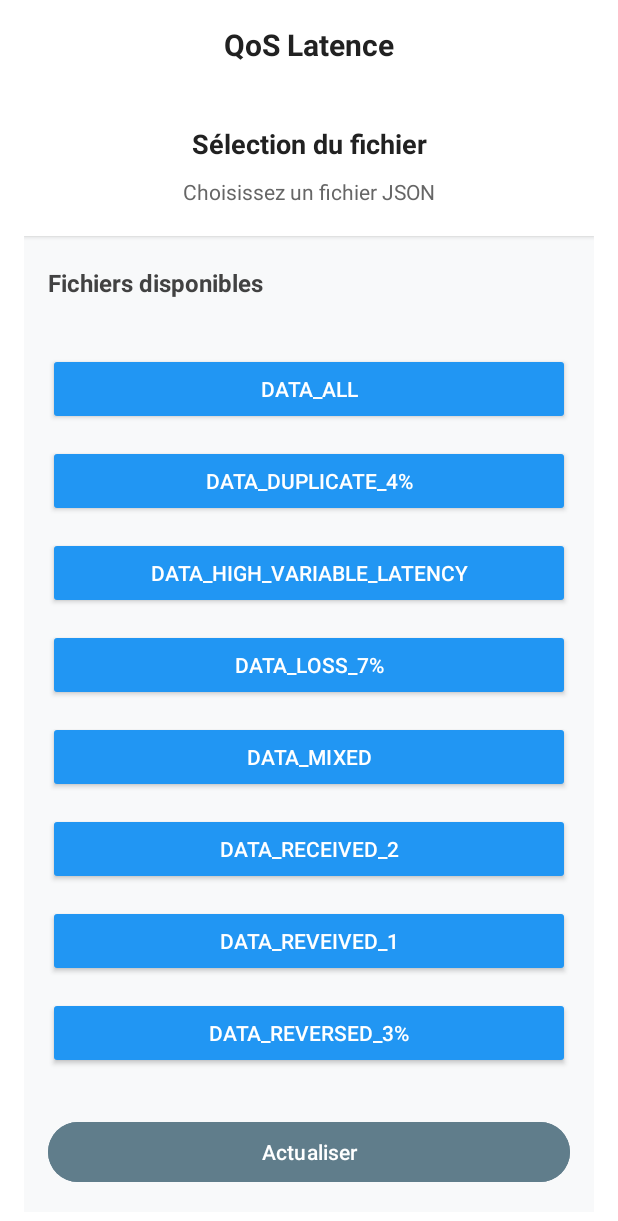
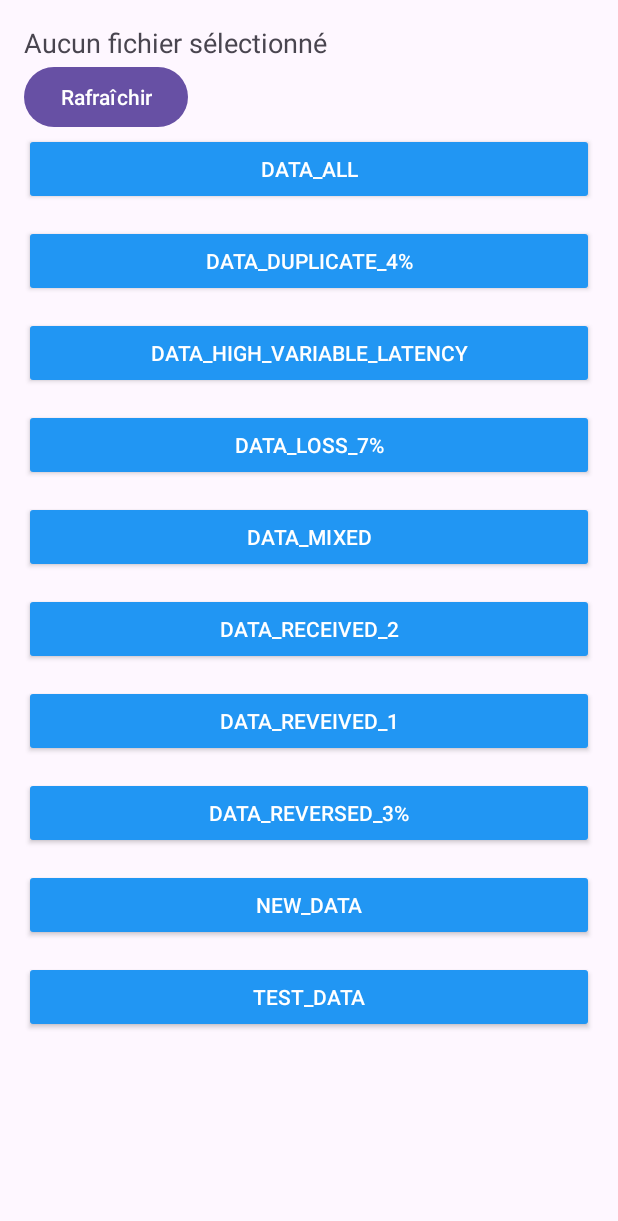
Before and after one commit to abakar-oumar-abdallah/qos-latency-analyzer, an Android app: the screen it shows after launch (MainActivity), on a phone screen of 412 x 824 dp. Shown: the top 1221 px of the screen. Run offline under Robolectric (Android 15) with nearby library versions, the phone set to English and light mode, and no system bars.

Commit message:
fix: layaut and mainactivity

```diff
--- a/app/src/main/res/layout/activity_main.xml
+++ b/app/src/main/res/layout/activity_main.xml
@@ -1,187 +1,94 @@
 <?xml version="1.0" encoding="utf-8"?>
 <LinearLayout xmlns:android="http://schemas.android.com/apk/res/android"
+    android:id="@+id/root_layout"
     android:layout_width="match_parent"
     android:layout_height="match_parent"
     android:orientation="vertical"
-    android:padding="16dp"
-    android:background="#FFFFFF">
+    android:padding="16dp">
 
-    <!-- En-tête de l'application -->
-    <TextView
-        android:id="@+id/tv_title"
-        android:layout_width="match_parent"
-        android:layout_height="wrap_content"
-        android:layout_marginBottom="20dp"
-        android:gravity="center"
-        android:text="QoS Latence"
-        android:textColor="#212121"
-        android:textSize="20sp"
-        android:textStyle="bold" />
-
-    <!-- Container principal pour les écrans multiples -->
-    <FrameLayout
-        android:layout_width="match_parent"
-        android:layout_height="0dp"
-        android:layout_weight="1">
-
-        <!-- ÉCRAN 0 : SÉLECTION DE FICHIER JSON -->
+    <!-- Écran de sélection de fichiers -->
     <LinearLayout
         android:id="@+id/screen_file_selection"
         android:layout_width="match_parent"
         android:layout_height="match_parent"
         android:orientation="vertical"
-            android:visibility="visible"
-            android:background="#F8F9FA">
-
-            <LinearLayout
-                android:layout_width="match_parent"
-                android:layout_height="wrap_content"
-                android:orientation="vertical"
-                android:background="#FFFFFF"
-                android:padding="20dp"
-                android:elevation="2dp"
-                android:layout_marginBottom="20dp">
-
-                <TextView
-                    android:layout_width="match_parent"
-                    android:layout_height="wrap_content"
-                    android:text="Sélection du fichier"
-                    android:textSize="18sp"
-                    android:textStyle="bold"
-                    android:textColor="#212121"
-                    android:gravity="center"
-                    android:layout_marginBottom="10dp" />
+        android:contentDescription="Écran de sélection de fichiers">
 
         <TextView
             android:id="@+id/tv_selected_file"
-                    android:layout_width="match_parent"
+            android:layout_width="wrap_content"
             android:layout_height="wrap_content"
-                    android:text="Choisissez un fichier JSON"
-                    android:textSize="14sp"
-                    android:textColor="#666666"
-                    android:gravity="center"
-                    android:contentDescription="Fichier sélectionné" />
-            </LinearLayout>
+            android:text="Aucun fichier sélectionné"
+            android:textSize="18sp"
+            android:contentDescription="Nom du fichier sélectionné"/>
 
-            <TextView
-                android:layout_width="match_parent"
+        <Button
+            android:id="@+id/btn_refresh_files"
+            android:layout_width="wrap_content"
             android:layout_height="wrap_content"
-                android:text="Fichiers disponibles"
-                android:textSize="16sp"
-                android:textStyle="bold"
-                android:textColor="#424242"
-                android:layout_marginBottom="20dp"
-                android:paddingStart="16dp"
-                android:paddingEnd="16dp" />
+            android:text="Rafraîchir"
+            android:contentDescription="Bouton Rafraîchir fichiers"/>
 
         <ScrollView
+            android:id="@+id/file_selection_scroll"
             android:layout_width="match_parent"
             android:layout_height="0dp"
             android:layout_weight="1"
-                android:fillViewport="true">
+            android:contentDescription="Liste de fichiers disponibles">
 
             <LinearLayout
                 android:id="@+id/file_selection_container"
                 android:layout_width="match_parent"
                 android:layout_height="wrap_content"
                 android:orientation="vertical"
-                    android:padding="16dp" />
+                android:contentDescription="Conteneur de boutons de fichiers"/>
         </ScrollView>
-
-            <LinearLayout
-                android:layout_width="match_parent"
-                android:layout_height="wrap_content"
-                android:padding="16dp">
-
-                <Button
-                    android:id="@+id/btn_refresh_files"
-                    android:layout_width="match_parent"
-                    android:layout_height="wrap_content"
-                    android:text="Actualiser"
-                    android:textSize="14sp"
-                    android:backgroundTint="#607D8B"
-                    android:textColor="#FFFFFF" />
     </LinearLayout>
 
-        </LinearLayout>
-
-        <!-- ÉCRAN 1 : ANIMATION CHRONOLOGIQUE -->
+    <!-- Écran d'animation du graphique -->
     <LinearLayout
         android:id="@+id/screen_animation"
         android:layout_width="match_parent"
         android:layout_height="match_parent"
         android:orientation="vertical"
-            android:visibility="gone">
+        android:visibility="gone"
+        android:contentDescription="Écran d'animation">
 
         <TextView
             android:id="@+id/tv_status"
-                android:layout_width="match_parent"
+            android:layout_width="wrap_content"
             android:layout_height="wrap_content"
-                android:text="Prêt à démarrer"
+            android:text="Status"
             android:textSize="16sp"
-                android:gravity="center"
-                android:textColor="#424242"
-                android:layout_marginBottom="8dp" />
+            android:contentDescription="Statut de l'analyse"/>
 
         <TextView
             android:id="@+id/tv_series_info"
-                android:layout_width="match_parent"
+            android:layout_width="wrap_content"
             android:layout_height="wrap_content"
-                android:text="Affichage : Temps (s) vs RTT (ms)"
-                android:textSize="14sp"
-                android:gravity="center"
-                android:textColor="#666666"
-                android:layout_marginBottom="16dp" />
-
-            <TextView
-                android:layout_width="match_parent"
-                android:layout_height="wrap_content"
-                android:text="Graphique"
-                android:gravity="center"
-                android:textSize="14sp"
-                android:textStyle="bold"
-                android:textColor="#616161"
-                android:layout_marginBottom="8dp" />
+            android:text="Infos séries"
+            android:textSize="16sp"
+            android:contentDescription="Informations sur les séries affichées"/>
 
         <com.qos.latency.analyzer.view.ChartView
             android:id="@+id/chart_view"
             android:layout_width="match_parent"
             android:layout_height="0dp"
             android:layout_weight="1"
-                android:background="#FAFAFA"
-                android:layout_marginBottom="16dp" />
+            android:contentDescription="Graphique de latence"/>
 
-            <LinearLayout
-                android:layout_width="match_parent"
+        <Button
+            android:id="@+id/btn_launch"
+            android:layout_width="wrap_content"
             android:layout_height="wrap_content"
-                android:orientation="horizontal"
-                android:layout_marginBottom="8dp">
+            android:text="Lancer"
+            android:contentDescription="Bouton Lancer animation"/>
 
         <Button
             android:id="@+id/btn_change_file"
-                    android:layout_width="0dp"
-                    android:layout_height="50dp"
-                    android:layout_weight="1"
-                    android:text="Changer fichier"
-                    android:textSize="14sp"
-                    android:backgroundTint="#607D8B"
-                    android:textColor="#FFFFFF"
-                    android:layout_marginEnd="8dp" />
-
-                <Button
-                    android:id="@+id/btn_launch"
-                    android:layout_width="0dp"
-                    android:layout_height="50dp"
-                    android:layout_weight="1"
-                    android:text="Lancer l'analyse"
-                    android:textSize="16sp"
-                    android:textStyle="bold"
-                    android:backgroundTint="#4CAF50"
-                    android:textColor="#FFFFFF"
-                    android:contentDescription="Bouton lancer l'analyse" />
+            android:layout_width="wrap_content"
+            android:layout_height="wrap_content"
+            android:text="Changer de fichier"
+            android:contentDescription="Bouton Changer fichier"/>
     </LinearLayout>
-
 </LinearLayout>
-
-    </FrameLayout>
-</LinearLayout>
```
Lines whose indentation alone changed are shown as unchanged.
